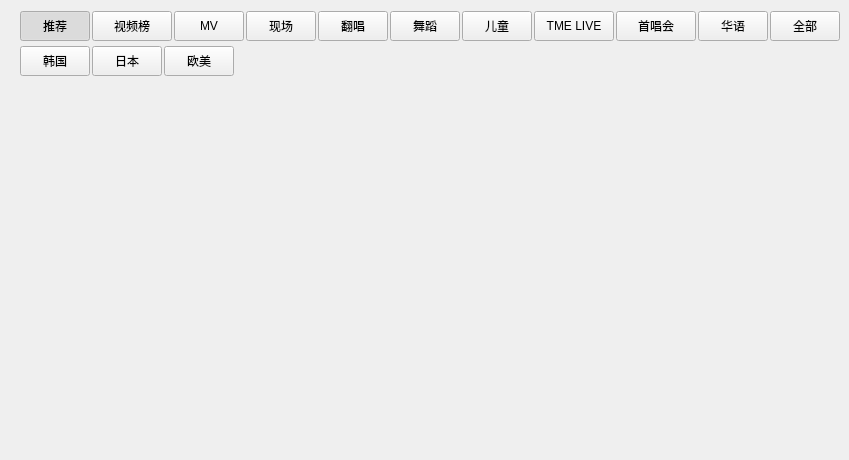
This is KuGouStart/Video/VideoWidget/VideoWidget.ui in a-mo-xi-wei/Qt-KuGouAppClient as Qt 5 draws it before an edit. The edited form follows.
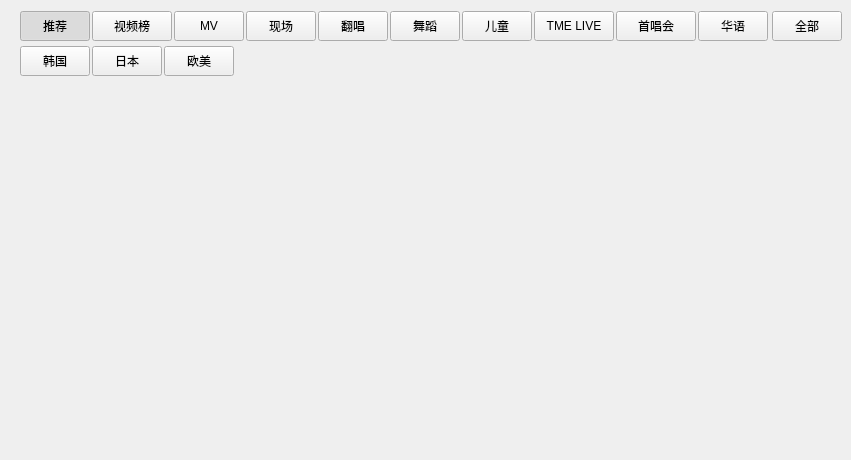
This is the edited form. Custom widgets are drawn as their Qt base class.

The edit to the form file:
```diff
--- a/KuGouStart/Video/VideoWidget/VideoWidget.ui
+++ b/KuGouStart/Video/VideoWidget/VideoWidget.ui
@@ -6,7 +6,7 @@
    <rect>
     <x>0</x>
     <y>0</y>
-    <width>846</width>
+    <width>851</width>
     <height>460</height>
    </rect>
   </property>
@@ -541,7 +541,7 @@
        <rect>
         <x>0</x>
         <y>0</y>
-        <width>846</width>
+        <width>851</width>
         <height>302</height>
        </rect>
       </property>
```
